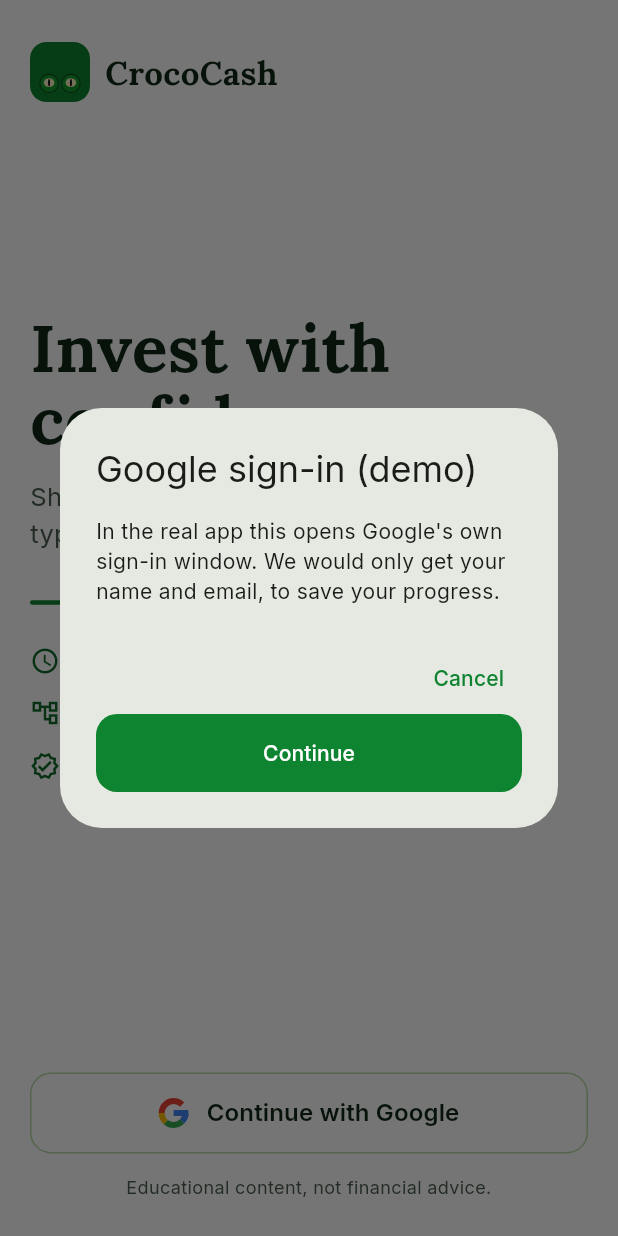
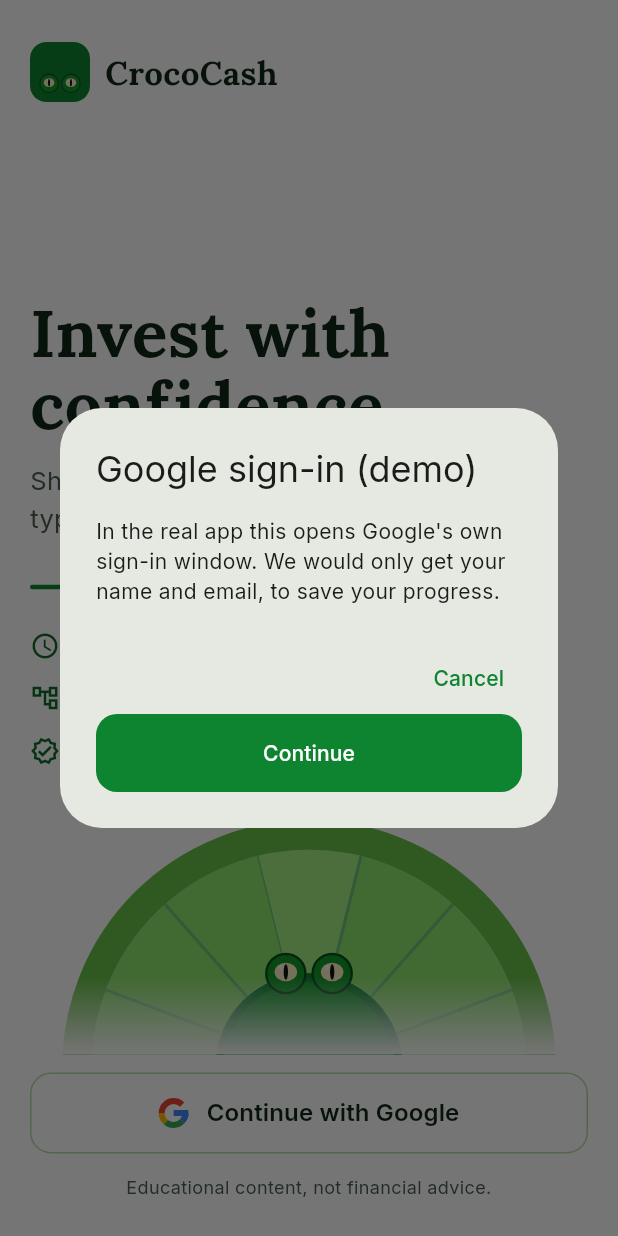
Before and after one commit to moawnallah/finance-quest-yappers, a Flutter app: the screen it shows after launch, after a tap on "Continue with Google", on a phone screen of 412 x 824 dp. Run offline on Flutter 3.47's test engine with Material 3 defaults, Android fonts, the phone set to English and light mode, and no system bars; our stand-ins replace fl_chart, go_router, google_fonts.

Commit message:
add a wheel preview to the landing page
Fill the empty space above the sign-in button with a quiet, label-free
half wheel and the crocodile hub, clipped to its area and faded into
the page, so the landing screen previews the home screen.

```diff
--- a/frontend/lib/screens/onboarding_screen.dart
+++ b/frontend/lib/screens/onboarding_screen.dart
@@ -1,3 +1,4 @@
+import 'dart:math' as math;
 // Onboarding: a step-by-step flow with a progress bar (idea borrowed from Finanz),
 // with sign-in (Google or email link) first, then a few questions. No surname,
 // phone, review prompt or countdown offers.
@@ -133,7 +134,10 @@ class _Welcome extends StatelessWidget {
           _point(Icons.schedule, 'Five minutes a day'),
           _point(Icons.account_tree_outlined, 'A clear path, from calm to wild'),
           _point(Icons.verified_outlined, 'Education only, never sales'),
-          Spacer(flex: 4),
+          SizedBox(height: 12),
+          // A quiet preview of the home wheel, peeking up from the bottom.
+          Expanded(flex: 4, child: ExcludeSemantics(child: CustomPaint(painter: _WheelPeekPainter(), size: Size.infinite))),
+          SizedBox(height: 12),
           OutlinedButton(
             style: OutlinedButton.styleFrom(
               minimumSize: Size.fromHeight(54),
@@ -238,3 +242,46 @@ class _Confidence extends StatelessWidget {
         ]),
       ]);
 }
+
+/// Decorative half wheel for the landing page: the same green slices, rim and
+/// crocodile hub as the home screen, without labels.
+class _WheelPeekPainter extends CustomPainter {
+  @override
+  void paint(Canvas canvas, Size size) {
+    if (size.height < 60) return;
+    canvas.clipRect(Offset.zero & size); // stay inside the space above the button
+    final r = math.min(size.width * 0.5, size.height * 0.95);
+    final c = Offset(size.width / 2, size.height + r * 0.05);
+    const n = 13;
+    final step = 2 * math.pi / n, rim = r * 0.12, hub = r * 0.38, face = r - rim;
+    for (var i = 0; i < n; i++) {
+      final a0 = -math.pi / 2 + i * step - step / 2;
+      final path = Path()
+        ..arcTo(Rect.fromCircle(center: c, radius: face), a0, step, true)
+        ..arcTo(Rect.fromCircle(center: c, radius: hub), a0 + step, -step, false)
+        ..close();
+      canvas.drawPath(path, Paint()..color = i == 0 ? kWheelFaceSel : kWheelFace);
+      final dir = Offset(math.cos(a0), math.sin(a0));
+      canvas.drawLine(c + dir * hub, c + dir * face, Paint()..color = kWheelLine..strokeWidth = 2);
+    }
+    canvas.drawCircle(c, r - rim / 2, Paint()..color = kWheelRim..style = PaintingStyle.stroke..strokeWidth = rim);
+    canvas.drawCircle(c, hub, Paint()..color = kHub);
+    canvas.drawCircle(c, hub - 3, Paint()..color = kHubRim..style = PaintingStyle.stroke..strokeWidth = 5);
+    paintCrocoEyes(canvas, Offset(c.dx, c.dy - hub + hub * 0.12), hub * 0.95, kHub);
+    // Pointer at the top.
+    final top = Offset(c.dx, c.dy - r - 3);
+    canvas.drawPath(
+        Path()
+          ..moveTo(top.dx - 9, top.dy - 10)
+          ..lineTo(top.dx + 9, top.dy - 10)
+          ..lineTo(top.dx, top.dy + 3)
+          ..close(),
+        Paint()..color = kPrimary);
+    // Soft fade into the page at the bottom edge.
+    final fade = Rect.fromLTWH(0, size.height * 0.7, size.width, size.height * 0.3);
+    canvas.drawRect(fade, Paint()..shader = LinearGradient(begin: Alignment.topCenter, end: Alignment.bottomCenter, colors: [kBg.withValues(alpha: 0), kBg]).createShader(fade));
+  }
+
+  @override
+  bool shouldRepaint(covariant CustomPainter old) => true;
+}
```
